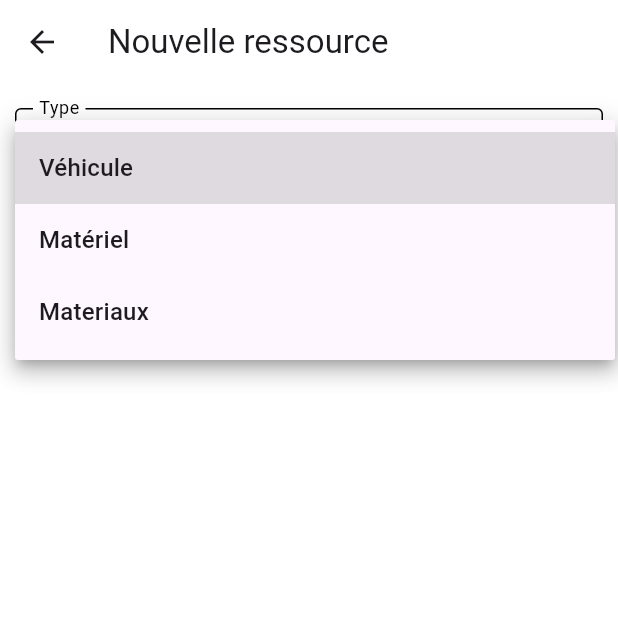
After one commit to MATGILL/Chantier-Plus, a Flutter app: the CreateResourcePage screen opened directly, after a tap on "type de ressource", on a phone screen of 412 x 824 dp, the top half of it. The commit adds this screen. Run offline on Flutter 3.47's test engine with Material 3 defaults, Android fonts, the light colour scheme and no system bars; our stand-ins replace cloud_firestore, dotted_border, equatable, firebase_auth, firebase_core, firebase_storage and 3 more; accounts and stored records are empty.

Commit message:
:boom: feat : AJout de véhicule ok + écran ajout des ressource ok (reste deux autres type de ressource)

```diff
--- /dev/null
+++ b/lib/common/widgets/inputs/custom_drop_down_menu.dart
@@ -0,0 +1,72 @@
+import 'package:chantier_plus/features/resource_mangement/domain/entities/resource_type.dart';
+import 'package:flutter/material.dart';
+
+class CustomDropdownMenu<T> extends StatelessWidget {
+  final String labelText;
+  final String hintText;
+  final List<T> items;
+  final ValueChanged<T?>? onChanged;
+  final String? errorText;
+  final T? value;
+
+  const CustomDropdownMenu({
+    super.key,
+    required this.labelText,
+    required this.hintText,
+    required this.items,
+    this.value,
+    this.onChanged,
+    this.errorText,
+  });
+
+  @override
+  Widget build(BuildContext context) {
+    return InputDecorator(
+      decoration: InputDecoration(
+        labelText: labelText,
+        hintText: hintText,
+        errorText: errorText,
+        labelStyle: const TextStyle(
+          color: Colors.black,
+        ),
+        hintStyle: const TextStyle(
+          color: Colors.grey,
+        ),
+        filled: true,
+        fillColor: Colors.white,
+        border: const OutlineInputBorder(
+          borderSide: BorderSide(
+            color: Colors.black,
+          ),
+        ),
+        enabledBorder: const OutlineInputBorder(
+          borderSide: BorderSide(
+            color: Colors.black,
+          ),
+        ),
+        focusedBorder: const OutlineInputBorder(
+          borderSide: BorderSide(
+            color: Colors.black,
+          ),
+        ),
+        floatingLabelBehavior: FloatingLabelBehavior.always,
+      ),
+      child: DropdownButtonHideUnderline(
+        child: DropdownButton<T>(
+          onChanged: onChanged,
+          hint: Text(hintText),
+          isExpanded: true,
+          value: value,
+          items: items.map<DropdownMenuItem<T>>((T value) {
+            return DropdownMenuItem<T>(
+              value: value,
+              child: Text(value.runtimeType == ResourceType
+                  ? (value as ResourceType).displayName
+                  : value.toString()),
+            );
+          }).toList(),
+        ),
+      ),
+    );
+  }
+}
--- a/lib/core/configs/theme/app_theme.dart
+++ b/lib/core/configs/theme/app_theme.dart
@@ -17,6 +17,8 @@ class AppTheme {
       progressIndicatorTheme: const ProgressIndicatorThemeData(
         color: AppColors.primary,
       ),
+      floatingActionButtonTheme: const FloatingActionButtonThemeData(
+          focusColor: AppColors.primary, backgroundColor: AppColors.primary),
       elevatedButtonTheme: ElevatedButtonThemeData(
         style: ElevatedButton.styleFrom(
           backgroundColor: AppColors.primary, // Couleur de fond
--- /dev/null
+++ b/lib/features/resource_mangement/domain/entities/resource_type.dart
@@ -0,0 +1,16 @@
+enum ResourceType { vehicle, gear, supply }
+
+extension ResourceTypeExtension on ResourceType {
+  String get displayName {
+    switch (this) {
+      case ResourceType.vehicle:
+        return "Véhicule";
+      case ResourceType.gear:
+        return "Matériel";
+      case ResourceType.supply:
+        return "Materiaux";
+      default:
+        return '';
+    }
+  }
+}
--- a/lib/features/resource_mangement/domain/entities/vehicle.dart
+++ b/lib/features/resource_mangement/domain/entities/vehicle.dart
@@ -33,7 +33,6 @@ class Vehicle extends Resource {
   @override
   Map<String, dynamic> toJson() {
     return {
-      'id': id,
       'brand': brand,
       'model': model,
       'unavailabilities': unavailabilities.map((u) => u.toJson()).toList(),
--- a/lib/features/resource_mangement/domain/repository/ressource_repository.dart
+++ b/lib/features/resource_mangement/domain/repository/ressource_repository.dart
@@ -5,4 +5,6 @@ import 'package:chantier_plus/features/resource_mangement/domain/entities/vehicl
 abstract class RessourceRepository {
   Future<ServiceResult<List<Vehicle>>> getAvailableVehicleForPeriod(
       HalfDay halfDayBeginning, DateTime startingDate, int durationInDays);
+
+  Future<ServiceResult<String>> createVehicle(Vehicle vehicle);
 }
--- /dev/null
+++ b/lib/features/resource_mangement/presentation/bloc/new_resource_bloc/new_resource_bloc.dart
@@ -0,0 +1,28 @@
+import 'dart:async';
+import 'package:chantier_plus/features/resource_mangement/domain/entities/vehicle.dart';
+import 'package:chantier_plus/features/resource_mangement/domain/entities/resource_type.dart';
+import 'package:equatable/equatable.dart';
+import 'package:flutter_bloc/flutter_bloc.dart';
+
+part 'new_resource_event.dart';
+part 'new_resource_state.dart';
+
+class CreateResourceBloc extends Bloc<CreateResourceEvent, ResourceState> {
+  CreateResourceBloc()
+      : super(const ResourceState(
+          resourceTypeSelected: false,
+        )) {
+    on<SelectResourceTypeEvent>(_onSelectResourceType);
+  }
+
+  // Gestionnaire d'événement pour SelectResourceType
+  Future<void> _onSelectResourceType(
+    SelectResourceTypeEvent event,
+    Emitter<ResourceState> emit,
+  ) async {
+    emit(state.copyWith(
+      resourceType: event.resourceType,
+      resourceTypeSelected: true,
+    ));
+  }
+}
--- /dev/null
+++ b/lib/features/resource_mangement/presentation/bloc/new_resource_bloc/new_resource_event.dart
@@ -0,0 +1,19 @@
+part of 'new_resource_bloc.dart';
+
+abstract class CreateResourceEvent extends Equatable {
+  const CreateResourceEvent();
+
+  @override
+  List<Object?> get props => [];
+}
+
+class SelectResourceTypeEvent extends CreateResourceEvent {
+  final ResourceType resourceType;
+
+  const SelectResourceTypeEvent({
+    required this.resourceType,
+  });
+
+  @override
+  List<Object?> get props => [resourceType];
+}
--- /dev/null
+++ b/lib/features/resource_mangement/presentation/bloc/new_resource_bloc/new_resource_state.dart
@@ -0,0 +1,36 @@
+part of 'new_resource_bloc.dart';
+
+class ResourceState extends Equatable {
+  final ResourceType? resourceType;
+  final bool resourceTypeSelected;
+  final String? error;
+
+  const ResourceState({
+    this.resourceType,
+    required this.resourceTypeSelected,
+    this.error,
+  });
+
+  @override
+  List<Object?> get props => [
+        resourceType ?? '',
+        resourceTypeSelected,
+        error ?? '',
+      ];
+
+  ResourceState copyWith({
+    ResourceStateStatus? status,
+    Vehicle? vehicule,
+    ResourceType? resourceType,
+    bool? resourceTypeSelected,
+    String? error,
+  }) {
+    return ResourceState(
+      resourceType: resourceType ?? this.resourceType,
+      resourceTypeSelected: resourceTypeSelected ?? this.resourceTypeSelected,
+      error: error ?? this.error,
+    );
+  }
+}
+
+enum ResourceStateStatus { initial, loading, success, error }
--- /dev/null
+++ b/lib/features/resource_mangement/presentation/pages/create_resource_screen.dart
@@ -0,0 +1,61 @@
+import 'package:chantier_plus/common/widgets/inputs/custom_drop_down_menu.dart';
+import 'package:chantier_plus/features/resource_mangement/domain/entities/resource_type.dart';
+import 'package:chantier_plus/features/resource_mangement/presentation/bloc/new_resource_bloc/new_resource_bloc.dart';
+import 'package:chantier_plus/features/resource_mangement/presentation/widget/create_supply.dart';
+import 'package:chantier_plus/features/resource_mangement/presentation/widget/create_vehicle.dart';
+import 'package:flutter/material.dart';
+import 'package:flutter_bloc/flutter_bloc.dart';
+
+class CreateResourceScreen extends StatelessWidget {
+  const CreateResourceScreen({super.key});
+
+  @override
+  Widget build(BuildContext context) {
+    return BlocProvider(
+      create: (_) => CreateResourceBloc(),
+      child: const CreateResourcePage(),
+    );
+  }
+}
+
+class CreateResourcePage extends StatelessWidget {
+  const CreateResourcePage({super.key});
+
+  @override
+  Widget build(BuildContext context) {
+    return BlocBuilder<CreateResourceBloc, ResourceState>(
+        builder: (context, state) {
+      return Scaffold(
+          appBar: AppBar(
+            title: const Text("Nouvelle ressource"),
+          ),
+          body: SingleChildScrollView(
+            child: Column(
+              children: [
+                Padding(
+                  padding: const EdgeInsets.symmetric(
+                      vertical: 16.0, horizontal: 10),
+                  child: CustomDropdownMenu<ResourceType>(
+                    labelText: "Type",
+                    value: state.resourceType,
+                    hintText: "type de ressource",
+                    items: ResourceType.values,
+                    onChanged: (value) {
+                      context
+                          .read<CreateResourceBloc>()
+                          .add(SelectResourceTypeEvent(resourceType: value!));
+                    },
+                  ),
+                ),
+                if (state.resourceTypeSelected &&
+                    state.resourceType == ResourceType.vehicle)
+                  const CreateVehicle(),
+                if (state.resourceTypeSelected &&
+                    state.resourceType == ResourceType.supply)
+                  const CreateSupply()
+              ],
+            ),
+          ));
+    });
+  }
+}
```
Also changed, not shown: lib/common/widgets/inputs/custom_text_field.dart (+12 -1 lines), lib/features/auth/presentation/page/navigation_resp.dart (+8 -2 lines), lib/features/construction_site management/presentation/pages/resource_list_screen.dart (added, +27 -0 lines), lib/features/resource_mangement/data/source/resource_firestore.dart (+23 -3 lines), lib/features/resource_mangement/domain/service/resource_service.dart (added, +14 -0 lines), lib/features/resource_mangement/presentation/bloc/new_vehicle_bloc/new_vehicle_bloc.dart (added, +99 -0 lines), lib/features/resource_mangement/presentation/bloc/new_vehicle_bloc/new_vehicle_event.dart (added, +30 -0 lines), lib/features/resource_mangement/presentation/bloc/new_vehicle_bloc/new_vehicle_state.dart (added, +44 -0 lines), lib/features/resource_mangement/presentation/widget/create_supply.dart (added, +62 -0 lines), lib/features/resource_mangement/presentation/widget/create_vehicle.dart (added, +82 -0 lines).
